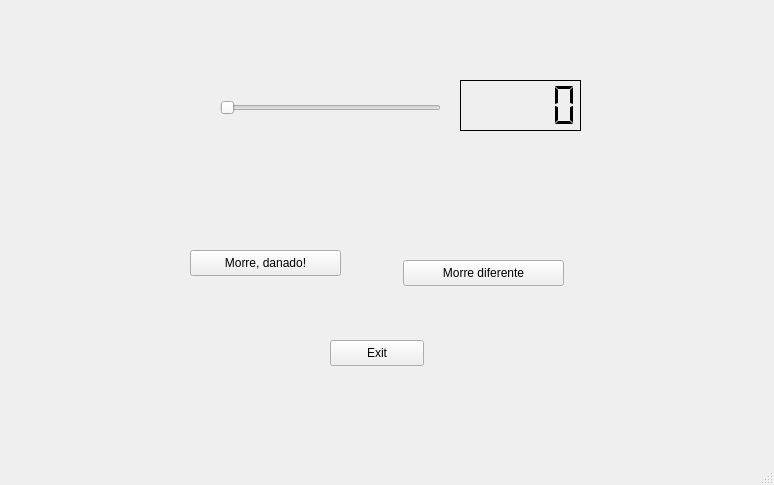
Above: helloqt/mainwindow.ui from agostinhobritojr/dca3303 before the change. Below: the same form after it.
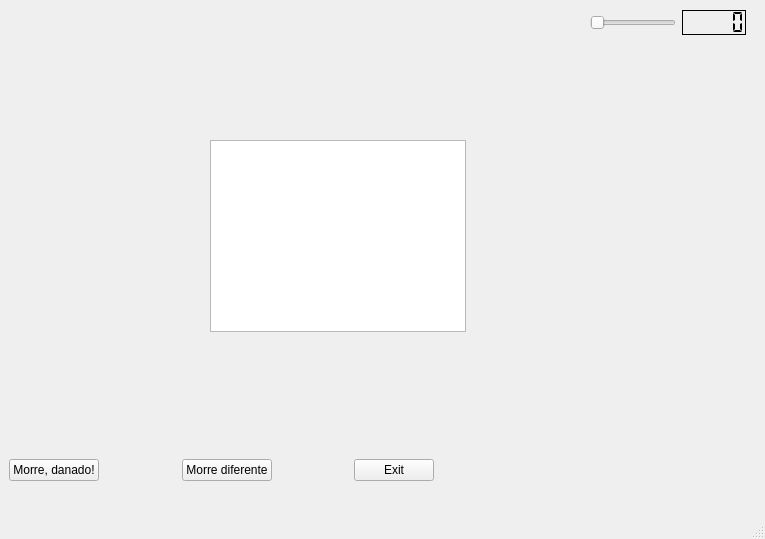
That is the form after the change.

What changed in the file:
```diff
--- a/helloqt/mainwindow.ui
+++ b/helloqt/mainwindow.ui
@@ -6,81 +6,111 @@
    <rect>
     <x>0</x>
     <y>0</y>
-    <width>774</width>
-    <height>485</height>
+    <width>765</width>
+    <height>539</height>
    </rect>
   </property>
   <property name="windowTitle">
    <string>MainWindow</string>
   </property>
   <widget class="QWidget" name="centralwidget">
-   <widget class="QPushButton" name="pushButtonDanado">
+   <widget class="QTextEdit" name="textEdit">
     <property name="geometry">
      <rect>
-      <x>190</x>
-      <y>250</y>
-      <width>151</width>
-      <height>26</height>
+      <x>210</x>
+      <y>140</y>
+      <width>256</width>
+      <height>192</height>
      </rect>
     </property>
-    <property name="text">
-     <string>Morre, danado!</string>
-    </property>
    </widget>
-   <widget class="QPushButton" name="pushButtonDiferente">
+   <widget class="QWidget" name="">
     <property name="geometry">
      <rect>
-      <x>403</x>
-      <y>260</y>
-      <width>161</width>
-      <height>26</height>
+      <x>590</x>
+      <y>10</y>
+      <width>156</width>
+      <height>25</height>
      </rect>
     </property>
-    <property name="text">
-     <string>Morre diferente</string>
-    </property>
+    <layout class="QHBoxLayout" name="horizontalLayout">
+     <item>
+      <widget class="QSlider" name="horizontalSlider">
+       <property name="orientation">
+        <enum>Qt::Orientation::Horizontal</enum>
+       </property>
+      </widget>
+     </item>
+     <item>
+      <widget class="QLCDNumber" name="lcdNumber">
+       <property name="frameShadow">
+        <enum>QFrame::Shadow::Plain</enum>
+       </property>
+       <property name="segmentStyle">
+        <enum>QLCDNumber::SegmentStyle::Flat</enum>
+       </property>
+      </widget>
+     </item>
+    </layout>
    </widget>
-   <widget class="QSlider" name="horizontalSlider">
+   <widget class="QWidget" name="">
     <property name="geometry">
      <rect>
-      <x>220</x>
-      <y>100</y>
-      <width>221</width>
-      <height>16</height>
+      <x>9</x>
+      <y>456</y>
+      <width>425</width>
+      <height>28</height>
      </rect>
     </property>
-    <property name="orientation">
-     <enum>Qt::Orientation::Horizontal</enum>
-    </property>
-   </widget>
-   <widget class="QLCDNumber" name="lcdNumber">
-    <property name="geometry">
-     <rect>
-      <x>460</x>
-      <y>80</y>
-      <width>121</width>
-      <height>51</height>
-     </rect>
-    </property>
-    <property name="frameShadow">
-     <enum>QFrame::Shadow::Plain</enum>
-    </property>
-    <property name="segmentStyle">
-     <enum>QLCDNumber::SegmentStyle::Flat</enum>
-    </property>
-   </widget>
-   <widget class="QPushButton" name="pushButtonExit">
-    <property name="geometry">
-     <rect>
-      <x>330</x>
-      <y>340</y>
-      <width>94</width>
-      <height>26</height>
-     </rect>
-    </property>
-    <property name="text">
-     <string>Exit</string>
-    </property>
+    <layout class="QHBoxLayout" name="horizontalLayout_2">
+     <item>
+      <widget class="QPushButton" name="pushButtonDanado">
+       <property name="text">
+        <string>Morre, danado!</string>
+       </property>
+      </widget>
+     </item>
+     <item>
+      <spacer name="horizontalSpacer">
+       <property name="orientation">
+        <enum>Qt::Orientation::Horizontal</enum>
+       </property>
+       <property name="sizeHint" stdset="0">
+        <size>
+         <width>40</width>
+         <height>20</height>
+        </size>
+       </property>
+      </spacer>
+     </item>
+     <item>
+      <widget class="QPushButton" name="pushButtonDiferente">
+       <property name="text">
+        <string>Morre diferente</string>
+       </property>
+      </widget>
+     </item>
+     <item>
+      <spacer name="horizontalSpacer_2">
+       <property name="orientation">
+        <enum>Qt::Orientation::Horizontal</enum>
+       </property>
+       <property name="sizeHint" stdset="0">
+        <size>
+         <width>40</width>
+         <height>20</height>
+        </size>
+       </property>
+      </spacer>
+     </item>
+     <item>
+      <widget class="QPushButton" name="pushButtonExit">
+       <property name="text">
+        <string>Exit</string>
+       </property>
+      </widget>
+     </item>
+    </layout>
    </widget>
   </widget>
   <widget class="QMenuBar" name="menubar">
```
Left out of the diff: 2 changed lines with no effect on the pictures.
